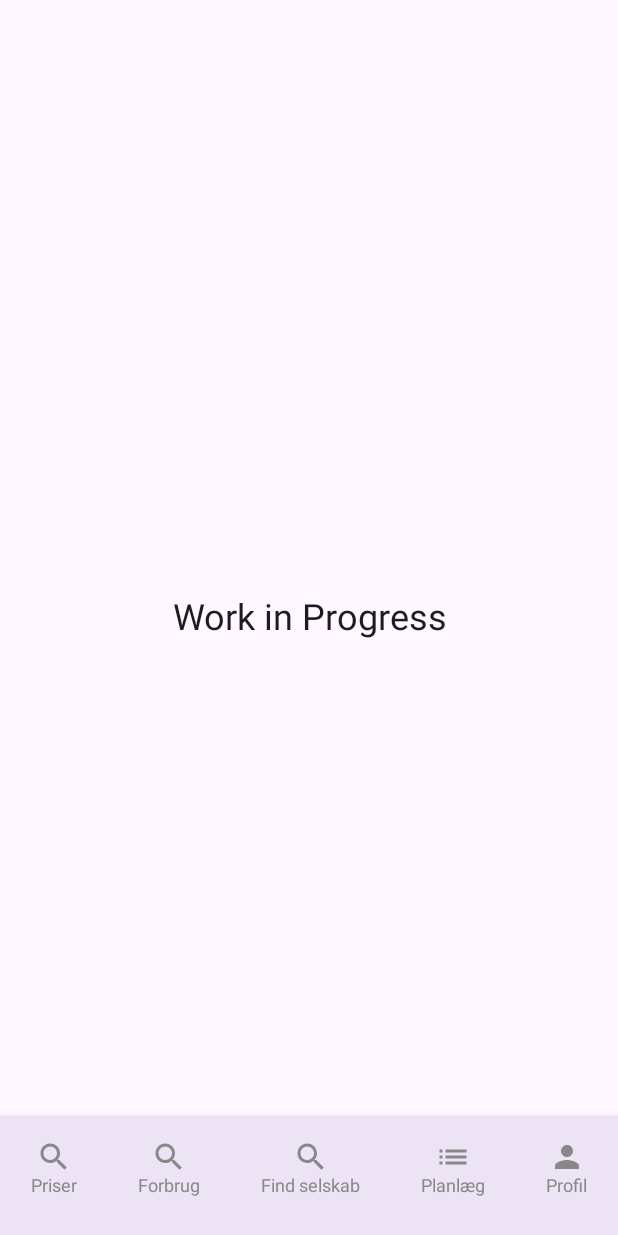
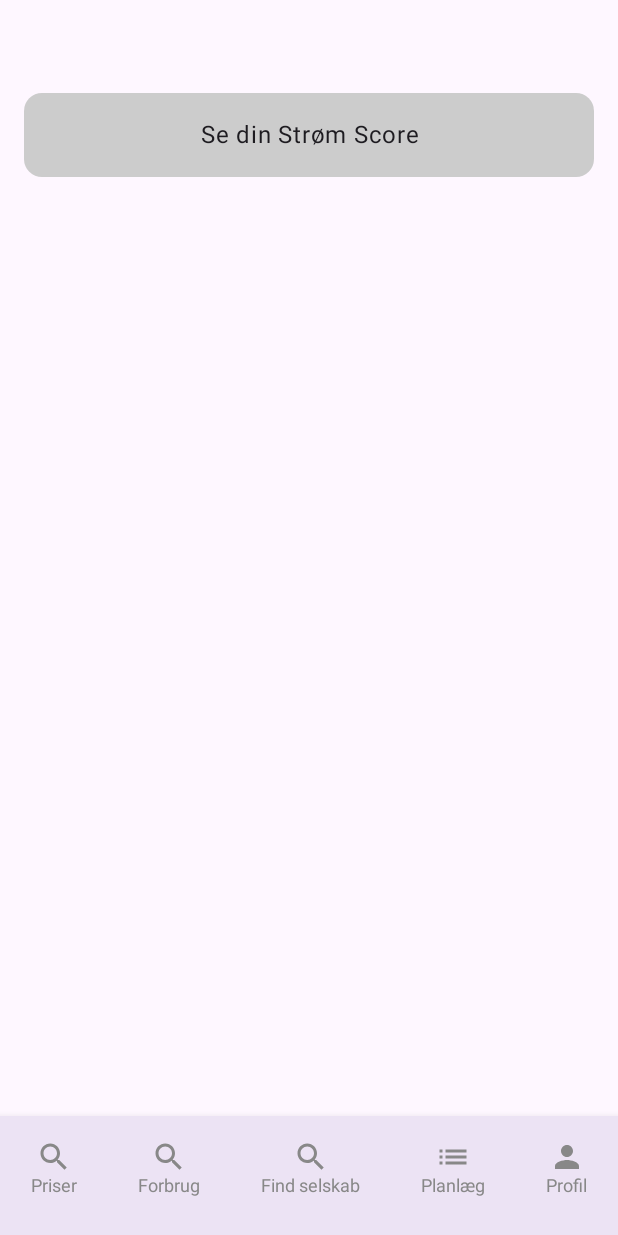
Before and after one commit to njgroenbech/Min-str-m-planl-gning, an Android app built with Jetpack Compose: the ForbrugScreen screen opened through its navigation route, on a phone screen of 412 x 824 dp. Run offline under Robolectric (Android 15) with nearby library versions, the phone set to English and light mode, and no system bars.

Commit message:
added forbrug screen + navigation + dummy graphs

```diff
--- a/app/src/main/java/com/example/minstrmplanlgning/Presentation/Components/FindSelskabScreen.kt
+++ b/app/src/main/java/com/example/minstrmplanlgning/Presentation/Components/FindSelskabScreenComponents/FindSelskabScreen.kt
@@ -1,4 +1,4 @@
-package com.example.minstrmplanlgning.Presentation.Components
+package com.example.minstrmplanlgning.Presentation.Components.FindSelskabScreenComponents
 
 import androidx.compose.foundation.layout.*
 import androidx.compose.material3.*
--- /dev/null
+++ b/app/src/main/java/com/example/minstrmplanlgning/Presentation/Components/ForbrugScreenComponents/ForbrugScreen.kt
@@ -0,0 +1,33 @@
+package com.example.minstrmplanlgning.Presentation.Components.ForbrugScreenComponents
+
+import androidx.compose.foundation.layout.Arrangement
+import androidx.compose.foundation.layout.Column
+import androidx.compose.foundation.layout.Spacer
+import androidx.compose.foundation.layout.fillMaxSize
+import androidx.compose.foundation.layout.height
+import androidx.compose.foundation.layout.padding
+import androidx.compose.material3.Button
+import androidx.compose.material3.Text
+import androidx.compose.runtime.Composable
+import androidx.compose.ui.Alignment
+import androidx.compose.ui.Modifier
+import androidx.compose.ui.unit.dp
+import androidx.navigation.NavController
+
+@Composable
+fun ForbrugScreen(navController: NavController) {
+    Column(
+        modifier = Modifier
+            .fillMaxSize()
+            .padding(16.dp),
+        horizontalAlignment = Alignment.CenterHorizontally
+    ) {
+        Spacer(modifier = Modifier.height(46.dp))
+
+        SeScoreCard(
+            onClickNavigation = {
+                navController.navigate("Graphs")
+            }
+        )
+    }
+}
--- /dev/null
+++ b/app/src/main/java/com/example/minstrmplanlgning/Presentation/Components/ForbrugScreenComponents/SeScoreCard.kt
@@ -0,0 +1,45 @@
+package com.example.minstrmplanlgning.Presentation.Components.ForbrugScreenComponents
+
+import androidx.compose.foundation.clickable
+import androidx.compose.foundation.layout.Column
+import androidx.compose.foundation.layout.fillMaxWidth
+import androidx.compose.foundation.layout.padding
+import androidx.compose.foundation.layout.wrapContentHeight
+import androidx.compose.material3.Card
+import androidx.compose.material3.CardDefaults
+import androidx.compose.material3.MaterialTheme
+import androidx.compose.material3.Text
+import androidx.compose.runtime.Composable
+import androidx.compose.ui.Alignment
+import androidx.compose.ui.Modifier
+import androidx.compose.ui.graphics.Color
+import androidx.compose.ui.text.style.TextAlign
+import androidx.compose.ui.unit.dp
+
+@Composable
+fun SeScoreCard (onClickNavigation: () -> Unit) {
+    Card(
+        colors = CardDefaults.cardColors(
+            containerColor = Color.LightGray
+        ),
+        modifier = Modifier
+            .fillMaxWidth()
+            .wrapContentHeight()
+            .clickable { // make the card clickable
+                onClickNavigation()
+            }
+    ) {
+        Column(
+            modifier = Modifier
+                .fillMaxWidth()
+                .padding(horizontal = 16.dp, vertical = 16.dp),
+            horizontalAlignment = Alignment.CenterHorizontally
+        ) {
+            Text(
+                text = "Se din Strøm Score",
+                style = MaterialTheme.typography.bodyLarge,
+                textAlign = TextAlign.Center
+            )
+        }
+    }
+}
--- a/app/src/main/java/com/example/minstrmplanlgning/Presentation/Components/AddDevice.kt
+++ b/app/src/main/java/com/example/minstrmplanlgning/Presentation/Components/PlanScreenComponents/AddDevice.kt
@@ -1,4 +1,4 @@
-package com.example.minstrmplanlgning.Presentation.Components
+package com.example.minstrmplanlgning.Presentation.Components.PlanScreenComponents
 
 import androidx.compose.foundation.layout.*
 import androidx.compose.foundation.shape.RoundedCornerShape
--- a/app/src/main/java/com/example/minstrmplanlgning/Presentation/Components/AddDeviceSettings.kt
+++ b/app/src/main/java/com/example/minstrmplanlgning/Presentation/Components/PlanScreenComponents/AddDeviceSettings.kt
@@ -1,4 +1,4 @@
-package com.example.minstrmplanlgning.Presentation.Components
+package com.example.minstrmplanlgning.Presentation.Components.PlanScreenComponents
 
 import androidx.compose.foundation.layout.*
 import androidx.compose.foundation.shape.RoundedCornerShape
--- a/app/src/main/java/com/example/minstrmplanlgning/Presentation/Components/ApplianceButton.kt
+++ b/app/src/main/java/com/example/minstrmplanlgning/Presentation/Components/PlanScreenComponents/ApplianceButton.kt
@@ -1,4 +1,4 @@
-package com.example.minstrmplanlgning.Presentation.Components
+package com.example.minstrmplanlgning.Presentation.Components.PlanScreenComponents
 
 import androidx.compose.foundation.Image
 import androidx.compose.foundation.clickable
--- a/app/src/main/java/com/example/minstrmplanlgning/Presentation/Components/ApplianceCard.kt
+++ b/app/src/main/java/com/example/minstrmplanlgning/Presentation/Components/PlanScreenComponents/ApplianceCard.kt
@@ -1,4 +1,4 @@
-package com.example.minstrmplanlgning.Presentation.Components
+package com.example.minstrmplanlgning.Presentation.Components.PlanScreenComponents
 
 import androidx.compose.foundation.layout.fillMaxWidth
 import androidx.compose.foundation.layout.padding
--- a/app/src/main/java/com/example/minstrmplanlgning/Presentation/Components/DropdownSelector.kt
+++ b/app/src/main/java/com/example/minstrmplanlgning/Presentation/Components/PlanScreenComponents/DropdownSelector.kt
@@ -1,4 +1,4 @@
-package com.example.minstrmplanlgning.Presentation.Components
+package com.example.minstrmplanlgning.Presentation.Components.PlanScreenComponents
 
 import androidx.compose.foundation.background
 import androidx.compose.foundation.layout.Column
--- a/app/src/main/java/com/example/minstrmplanlgning/Presentation/Components/PlanScreen.kt
+++ b/app/src/main/java/com/example/minstrmplanlgning/Presentation/Components/PlanScreenComponents/PlanScreen.kt
@@ -1,4 +1,4 @@
-package com.example.minstrmplanlgning.Presentation.Components
+package com.example.minstrmplanlgning.Presentation.Components.PlanScreenComponents
 
 import androidx.compose.foundation.layout.*
 import androidx.compose.foundation.lazy.LazyColumn
--- a/app/src/main/java/com/example/minstrmplanlgning/Presentation/Components/PlanScreenBarChart.kt
+++ b/app/src/main/java/com/example/minstrmplanlgning/Presentation/Components/PlanScreenComponents/PlanScreenBarChart.kt
@@ -1,4 +1,4 @@
-package com.example.minstrmplanlgning.Presentation.Components
+package com.example.minstrmplanlgning.Presentation.Components.PlanScreenComponents
 
 import androidx.compose.foundation.background
 import androidx.compose.foundation.horizontalScroll
--- a/app/src/main/java/com/example/minstrmplanlgning/Presentation/Components/ForbrugScreen.kt
+++ b/app/src/main/java/com/example/minstrmplanlgning/Presentation/Components/PriserScreenComponents/PriserScreen.kt
@@ -1,3 +1,5 @@
+package com.example.minstrmplanlgning.Presentation.Components.PriserScreenComponents
+
 import androidx.compose.foundation.layout.*
 import androidx.compose.material3.*
 import androidx.compose.runtime.Composable
@@ -8,7 +10,7 @@ import androidx.compose.ui.unit.dp
 import androidx.compose.ui.unit.sp
 
 @Composable
-fun ForbrugScreen() {
+fun PriserScreen() {
     Box(
         modifier = Modifier
             .fillMaxSize()
--- a/app/src/main/java/com/example/minstrmplanlgning/Presentation/Components/PriserScreen.kt
+++ b/app/src/main/java/com/example/minstrmplanlgning/Presentation/Components/ProfilScreenComponents/ProfilScreen.kt
@@ -1,4 +1,4 @@
-package com.example.minstrmplanlgning.Presentation.Components
+package com.example.minstrmplanlgning.Presentation.Components.ProfilScreenComponents
 
 import androidx.compose.foundation.layout.*
 import androidx.compose.material3.*
@@ -10,7 +10,7 @@ import androidx.compose.ui.unit.dp
 import androidx.compose.ui.unit.sp
 
 @Composable
-fun PriserScreen() {
+fun ProfilScreen() {
     Box(
         modifier = Modifier
             .fillMaxSize()
--- a/app/src/main/java/com/example/minstrmplanlgning/Presentation/Navigation/NavigationBar.kt
+++ b/app/src/main/java/com/example/minstrmplanlgning/Presentation/Navigation/NavigationBar.kt
@@ -43,6 +43,7 @@ fun NavigationBar(navController: NavController) {
                     Column(
                         modifier = Modifier
                             .height(50.dp)
+                            // navigation between different screens in navBar
                             .clickable {
                                 navController.navigate(route) {
                                     popUpTo(navController.graph.startDestinationId) {
--- a/app/src/main/java/com/example/minstrmplanlgning/Presentation/Navigation/ScreenNavigation.kt
+++ b/app/src/main/java/com/example/minstrmplanlgning/Presentation/Navigation/ScreenNavigation.kt
@@ -1,14 +1,15 @@
 package com.example.minstrmplanlgning.Presentation.Navigation
 
-import ForbrugScreen
+import Graphs
 import androidx.compose.runtime.Composable
 import androidx.navigation.NavHostController
 import androidx.navigation.compose.NavHost
 import androidx.navigation.compose.composable
-import com.example.minstrmplanlgning.Presentation.Components.FindSelskabScreen
-import com.example.minstrmplanlgning.Presentation.Components.PlanScreen
-import com.example.minstrmplanlgning.Presentation.Components.PriserScreen
-import com.example.minstrmplanlgning.Presentation.Components.ProfilScreen
+import com.example.minstrmplanlgning.Presentation.Components.FindSelskabScreenComponents.FindSelskabScreen
+import com.example.minstrmplanlgning.Presentation.Components.ForbrugScreenComponents.ForbrugScreen
+import com.example.minstrmplanlgning.Presentation.Components.PlanScreenComponents.PlanScreen
+import com.example.minstrmplanlgning.Presentation.Components.PriserScreenComponents.PriserScreen
+import com.example.minstrmplanlgning.Presentation.Components.ProfilScreenComponents.ProfilScreen
 
 @Composable
 fun ScreenNavigation(navController: NavHostController) {
@@ -20,7 +21,7 @@ fun ScreenNavigation(navController: NavHostController) {
             PlanScreen()
         }
         composable("Forbrug") {
-            ForbrugScreen()
+            ForbrugScreen(navController)
         }
         composable("Find Selskab") {
             FindSelskabScreen()
@@ -31,5 +32,8 @@ fun ScreenNavigation(navController: NavHostController) {
         composable("Profil") {
             ProfilScreen()
         }
+        composable("Graphs") {
+            Graphs(navController)
+        }
     }
 }
```
Also changed, not shown: app/src/main/java/com/example/minstrmplanlgning/Presentation/Components/ForbrugScreenComponents/GaugeMeter.kt (added, +37 -0 lines), app/src/main/java/com/example/minstrmplanlgning/Presentation/Components/ForbrugScreenComponents/Graphs.kt (added, +62 -0 lines), app/src/main/java/com/example/minstrmplanlgning/Presentation/Components/ForbrugScreenComponents/HouseholdComparisonCard.kt (added, +70 -0 lines), app/src/main/java/com/example/minstrmplanlgning/Presentation/Components/ForbrugScreenComponents/PercentageSavedCard.kt (added, +72 -0 lines), app/src/main/java/com/example/minstrmplanlgning/Presentation/Components/ForbrugScreenComponents/TilbageTilForbrugCard.kt (added, +42 -0 lines), app/src/main/java/com/example/minstrmplanlgning/Presentation/Components/ProfilScreen.kt (deleted, +0 -27 lines).
